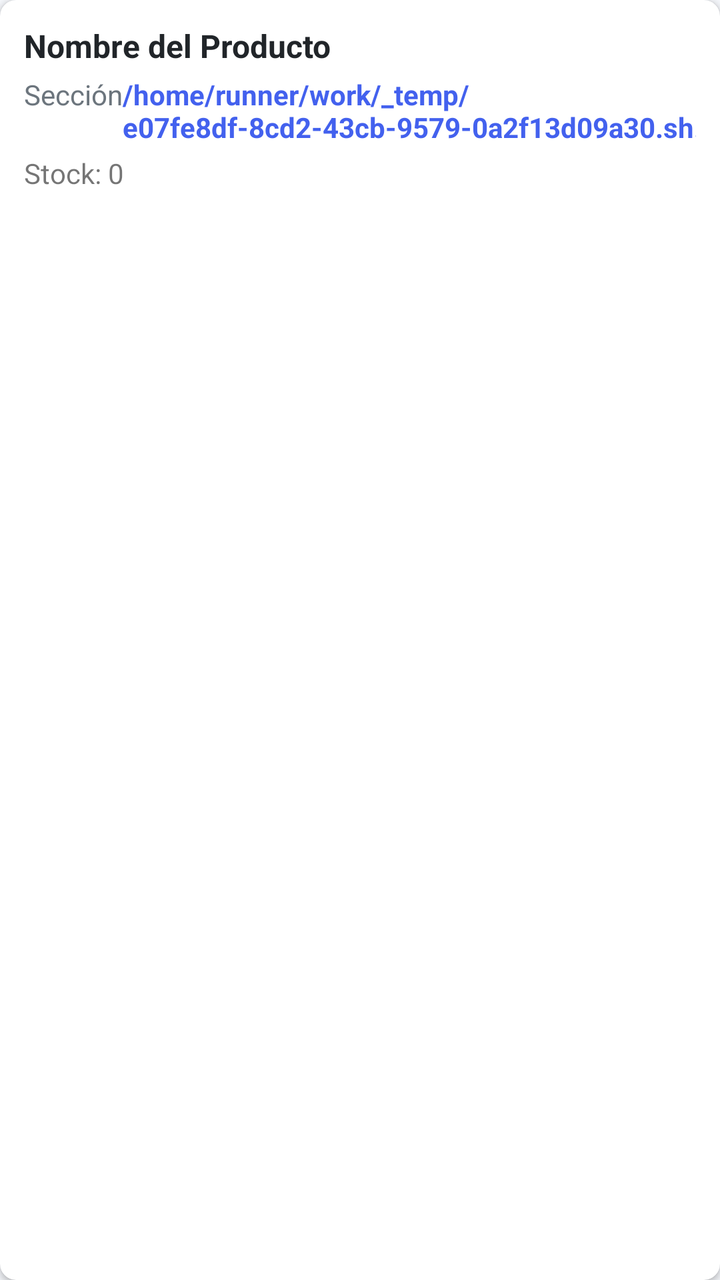
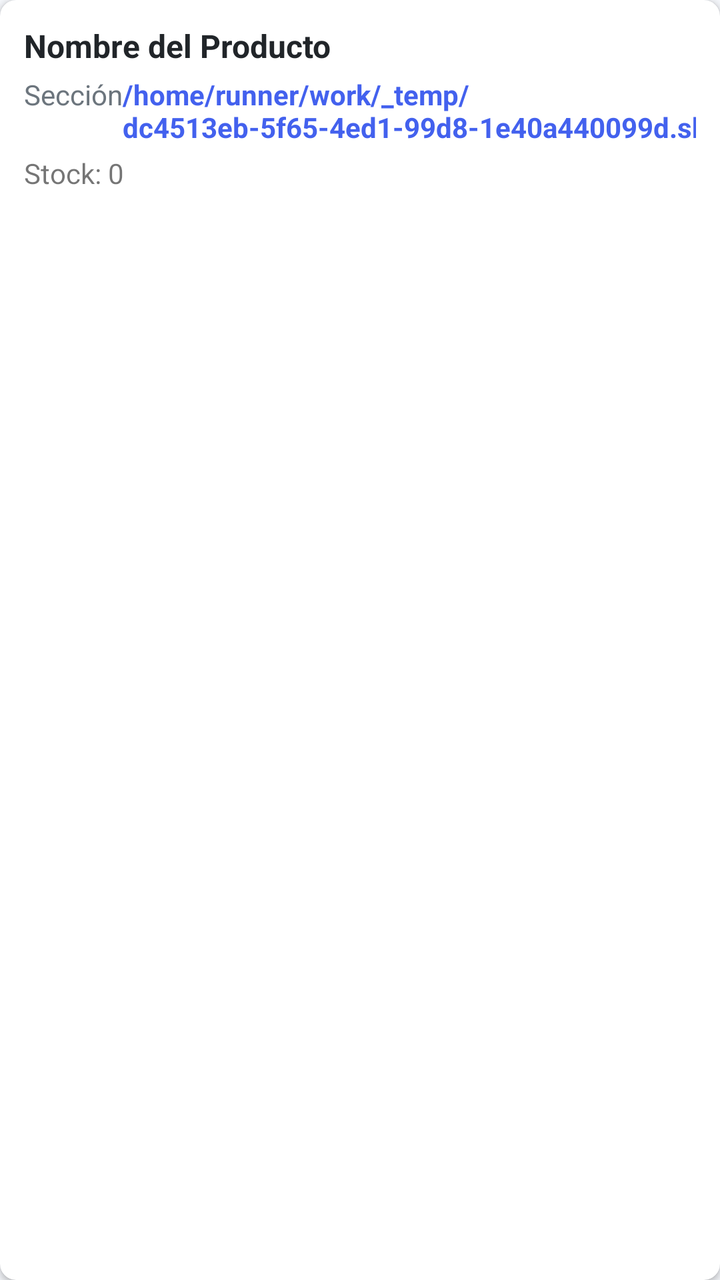

Screens rendered from an Android XML layout before and after an edit, with the pre-edit source and the edit as a unified diff.
<!-- AndroidManifest.xml: application theme Theme.OmniVentas -->
<!-- res/layout/item_producto.xml -->
<?xml version="1.0" encoding="utf-8"?>
<androidx.cardview.widget.CardView xmlns:android="http://schemas.android.com/apk/res/android"
    xmlns:app="http://schemas.android.com/apk/res-auto"
    android:layout_width="match_parent"
    android:layout_height="wrap_content"
    android:layout_marginBottom="8dp"
    app:cardCornerRadius="8dp"
    app:cardElevation="2dp">
    <LinearLayout
        android:layout_width="match_parent"
        android:layout_height="wrap_content"
        android:orientation="vertical"
        android:padding="12dp">
        <TextView
            android:id="@+id/tv_nombre"
            android:layout_width="match_parent"
            android:layout_height="wrap_content"
            android:text="Nombre del Producto"
            android:textSize="16sp"
            android:textStyle="bold"
            android:textColor="@color/dark" />
        <LinearLayout
            android:layout_width="match_parent"
            android:layout_height="wrap_content"
            android:orientation="horizontal"
            android:layout_marginTop="4dp">
            <TextView
                android:id="@+id/tv_seccion"
                android:layout_width="0dp"
                android:layout_height="wrap_content"
                android:layout_weight="1"
                android:text="Sección"
                android:textSize="14sp"
                android:textColor="@color/gray" />
            <TextView
                android:id="@+id/tv_precio"
                android:layout_width="wrap_content"
                android:layout_height="wrap_content"
                android:text="/home/runner/work/_temp/e07fe8df-8cd2-43cb-9579-0a2f13d09a30.sh.00"
                android:textSize="14sp"
                android:textColor="@color/primary"
                android:textStyle="bold" />
        </LinearLayout>
        <TextView
            android:id="@+id/tv_stock"
            android:layout_width="wrap_content"
            android:layout_height="wrap_content"
            android:text="Stock: 0"
            android:textSize="14sp"
            android:layout_marginTop="4dp" />
    </LinearLayout>
</androidx.cardview.widget.CardView>
<!-- resources referenced by this layout -->
<resources>
  <color name="dark">#212529</color>
  <color name="gray">#6C757D</color>
  <color name="primary">#4361EE</color>
  <style name="Theme.OmniVentas" parent="Theme.MaterialComponents.DayNight.NoActionBar">
          <item name="colorPrimary">@color/primary</item>
          <item name="colorPrimaryVariant">@color/primary_dark</item>
          <item name="colorOnPrimary">@color/white</item>
          <item name="colorSecondary">@color/secondary</item>
          <item name="colorOnSecondary">@color/white</item>
          <item name="android:statusBarColor">@color/primary</item>
          <item name="android:windowBackground">@color/light_gray</item>
      </style>
  <color name="primary_dark">#3A56D4</color>
  <color name="white">#FFFFFF</color>
  <color name="secondary">#3F37C9</color>
  <color name="light_gray">#F5F7FB</color>
</resources>

<!-- the commit's change to res/layout/item_producto.xml (unified diff, before → after) -->
@@ -36,7 +36,7 @@
                 android:id="@+id/tv_precio"
                 android:layout_width="wrap_content"
                 android:layout_height="wrap_content"
-                android:text="/home/runner/work/_temp/e07fe8df-8cd2-43cb-9579-0a2f13d09a30.sh.00"
+                android:text="/home/runner/work/_temp/dc4513eb-5f65-4ed1-99d8-1e40a440099d.sh.00"
                 android:textSize="14sp"
                 android:textColor="@color/primary"
                 android:textStyle="bold" />
